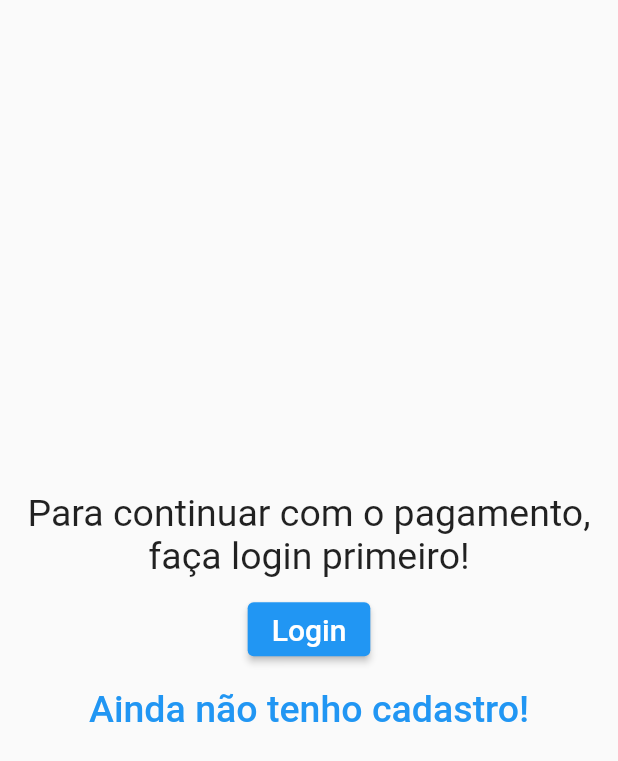
After one commit to Katekko/project-k, a Flutter app: the PaymentScreen screen opened by its route, after a tap on "Login", on a phone screen of 412 x 824 dp. The commit adds this screen. Shown: the top 761 px of the screen. Run offline on Flutter 3.47's test engine with Material 2 defaults, Android fonts, the phone set to English and light mode, and no system bars; our stand-ins replace get, numberpicker.

Commit message:
Criando tela indicando que precisa fazer o login

```diff
--- a/lib/infrastructure/navigation/bindings/controllers/confirm_bet_controller.binding.dart
+++ b/lib/infrastructure/navigation/bindings/controllers/confirm_bet_controller.binding.dart
@@ -1,14 +1,10 @@
 import 'package:get/get.dart';
 
 import '../../../../presentation/confirm_bet/controllers/confirm_bet.controller.dart';
-import '../repositories/bet_respostory.binding.dart';
 
 class ConfirmBetControllerBinding extends Bindings {
   @override
   void dependencies() {
-    final betBinding = BetRepositoryBinding();
-    Get.lazyPut<ConfirmBetController>(
-      () => ConfirmBetController(betRepository: betBinding.repository),
-    );
+    Get.lazyPut<ConfirmBetController>(() => ConfirmBetController());
   }
 }
--- /dev/null
+++ b/lib/infrastructure/navigation/bindings/controllers/payment_controller.binding.dart
@@ -0,0 +1,9 @@
+import 'package:get/get.dart';
+import 'package:project_k/presentation/payment/controllers/payment.controller.dart';
+
+class PaymentControllerBinding extends Bindings {
+  @override
+  void dependencies() {
+    Get.lazyPut<PaymentController>(() => PaymentController());
+  }
+}
--- a/lib/infrastructure/navigation/navigation.dart
+++ b/lib/infrastructure/navigation/navigation.dart
@@ -1,7 +1,9 @@
 import 'package:get/get.dart';
+import 'package:project_k/presentation/payment/screens/payment.screen.dart';
 import 'package:project_k/presentation/presentation.dart';
 
 import 'bindings/bindinds.dart';
+import 'bindings/controllers/payment_controller.binding.dart';
 import 'routes.dart';
 
 class Navigation {
@@ -21,5 +23,10 @@ class Navigation {
       page: () => ConfirmBetScreen(),
       binding: ConfirmBetControllerBinding(),
     ),
+    GetPage(
+      name: Routes.payment,
+      page: () => PaymentScreen(),
+      binding: PaymentControllerBinding(),
+    ),
   ];
 }
--- a/lib/infrastructure/navigation/routes.dart
+++ b/lib/infrastructure/navigation/routes.dart
@@ -6,4 +6,5 @@ class Routes {
   static const home = '/home';
   static const chooseMode = '/choose-mode';
   static const confirmBet = '/confirm-bet';
+  static const payment = '/payment';
 }
--- /dev/null
+++ b/lib/presentation/payment/controllers/payment.controller.dart
@@ -0,0 +1,9 @@
+import 'package:get/get.dart';
+
+class PaymentController extends GetxController {
+  final isLogged = false.obs;
+
+  void openLogin() {}
+
+  void openSignUp() {}
+}
--- /dev/null
+++ b/lib/presentation/payment/screens/payment.screen.dart
@@ -0,0 +1,17 @@
+import 'package:flutter/material.dart';
+import 'package:get/get.dart';
+import 'package:project_k/presentation/payment/controllers/payment.controller.dart';
+import 'package:project_k/presentation/payment/widgets/login.widget.dart';
+
+class PaymentScreen extends GetView<PaymentController> {
+  @override
+  Widget build(BuildContext context) {
+    return Scaffold(
+      body: Visibility(
+        visible: controller.isLogged.value,
+        replacement: LoginWidget(),
+        child: const Text('logado'),
+      ),
+    );
+  }
+}
--- /dev/null
+++ b/lib/presentation/payment/widgets/login.widget.dart
@@ -0,0 +1,36 @@
+import 'package:flutter/material.dart';
+import 'package:get/get.dart';
+import 'package:project_k/presentation/payment/controllers/payment.controller.dart';
+
+class LoginWidget extends GetView<PaymentController> {
+  @override
+  Widget build(BuildContext context) {
+    return Scaffold(
+      body: Center(
+        child: Column(
+          mainAxisAlignment: MainAxisAlignment.center,
+          children: [
+            const Text(
+              'Para continuar com o pagamento, faça login primeiro!',
+              style: TextStyle(fontSize: 25),
+              textAlign: TextAlign.center,
+            ),
+            const SizedBox(height: 10),
+            ElevatedButton(
+              onPressed: controller.openLogin,
+              child: const Text('Login', style: TextStyle(fontSize: 20)),
+            ),
+            const SizedBox(height: 5),
+            TextButton(
+              onPressed: controller.openSignUp,
+              child: const Text(
+                'Ainda não tenho cadastro!',
+                style: TextStyle(fontSize: 25),
+              ),
+            ),
+          ],
+        ),
+      ),
+    );
+  }
+}
```
Also changed, not shown: lib/domain/bet/bet.repository.dart (+0 -8 lines), lib/presentation/confirm_bet/controllers/confirm_bet.controller.dart (+3 -5 lines).
